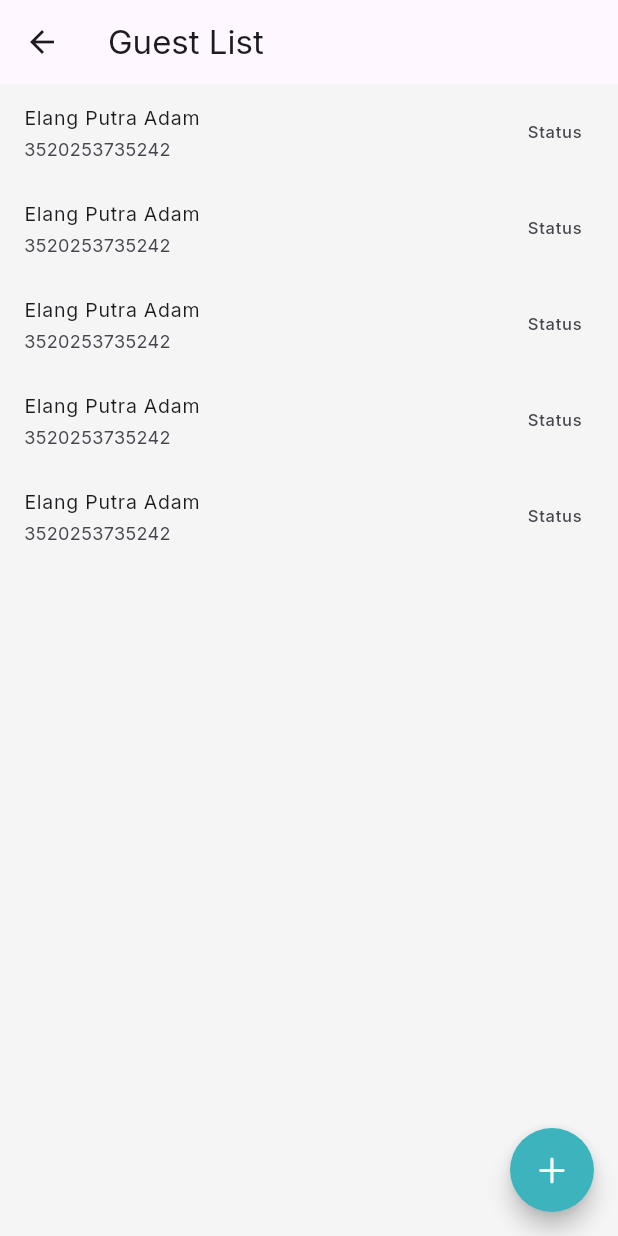
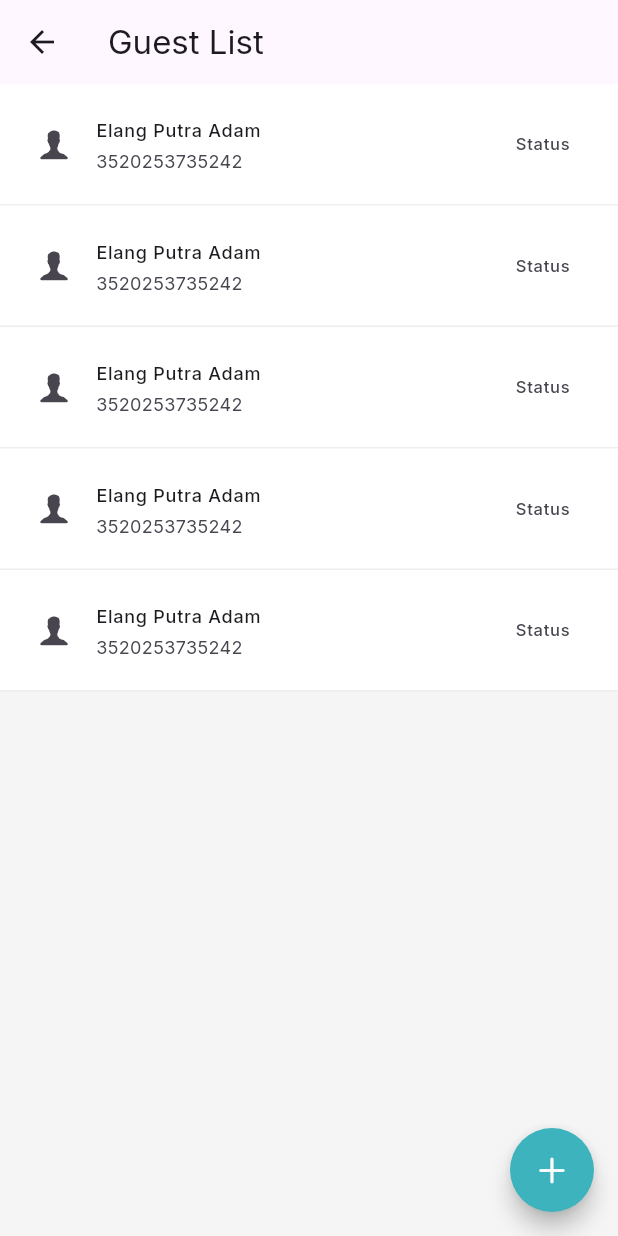
Before and after one commit to 4RSIM3R/gastenboek, a Flutter app: the GuestList screen opened directly, on a phone screen of 412 x 824 dp. Run offline on Flutter 3.47's test engine with Material 3 defaults, Android fonts, the phone set to English and light mode, and no system bars; our stand-ins replace auto_route, bloc, bloc_concurrency, cached_network_image, camera, dartz and 20 more; missing offline and left inert: adaptive_sizer, dio_http2_adapter, flavor, google_mlkit_text_recognition, lecle_downloads_path_provider, nik_validator and 1 more; accounts and stored records are empty; network calls fail; statements that could not run were skipped.

Commit message:
feat: hand-off to ilzam again

```diff
--- a/lib/presentation/pages/guest/guest_list.dart
+++ b/lib/presentation/pages/guest/guest_list.dart
@@ -1,3 +1,4 @@
+import 'package:auto_route/auto_route.dart';
 import 'package:flutter/cupertino.dart';
 import 'package:flutter/material.dart';
 import 'package:next_starter/presentation/routes/app_router.dart';
@@ -20,17 +21,30 @@ class _GuestListState extends State<GuestList> {
       body: ListView.builder(
         itemCount: 5,
         itemBuilder: (context, index) {
-          return ListTile(
-            title: Text('Elang Putra Adam'),
-            subtitle: Text('3520253735242'),
-            trailing: Text('Status'),
+          return Container(
+            padding: const EdgeInsets.all(8),
+            decoration: BoxDecoration(
+              color: Colors.white,
+              border: Border(
+                bottom: BorderSide(color: Colors.grey.shade200),
+              ),
+            ),
+            child: ListTile(
+              leading: Icon(CupertinoIcons.person_alt),
+              title: Text(
+                'Elang Putra Adam',
+                style: AppStyles.text12PxMedium,
+              ),
+              subtitle: Text('3520253735242'),
+              trailing: Text('Status'),
+            ),
           );
         },
       ),
       floatingActionButton: FloatingActionButton(
         backgroundColor: ColorTheme.primary2,
         onPressed: () {
-          // context.route.push(const ScanRoute());
+          context.router.push(const ScanRoute());
         },
         child: Icon(CupertinoIcons.add),
       ),
```
Also changed, not shown: lib/presentation/pages/agenda/detail/agenda_detail_page.dart (+17 -7 lines), lib/presentation/pages/home/home_page.dart (+8 -3 lines).
